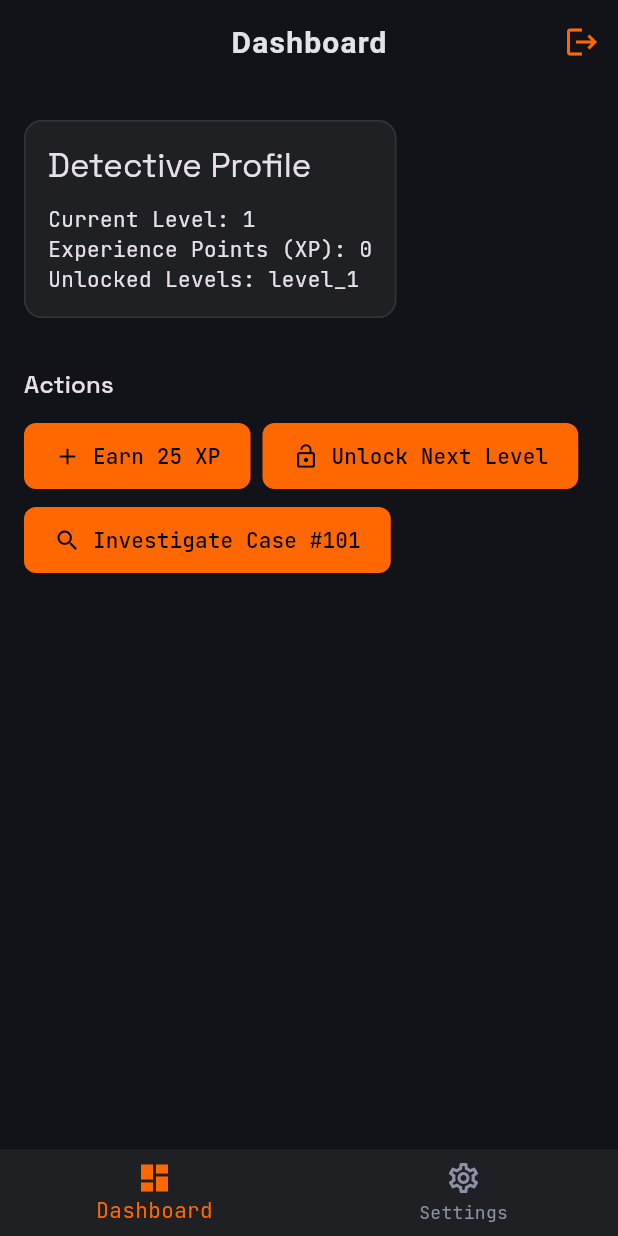
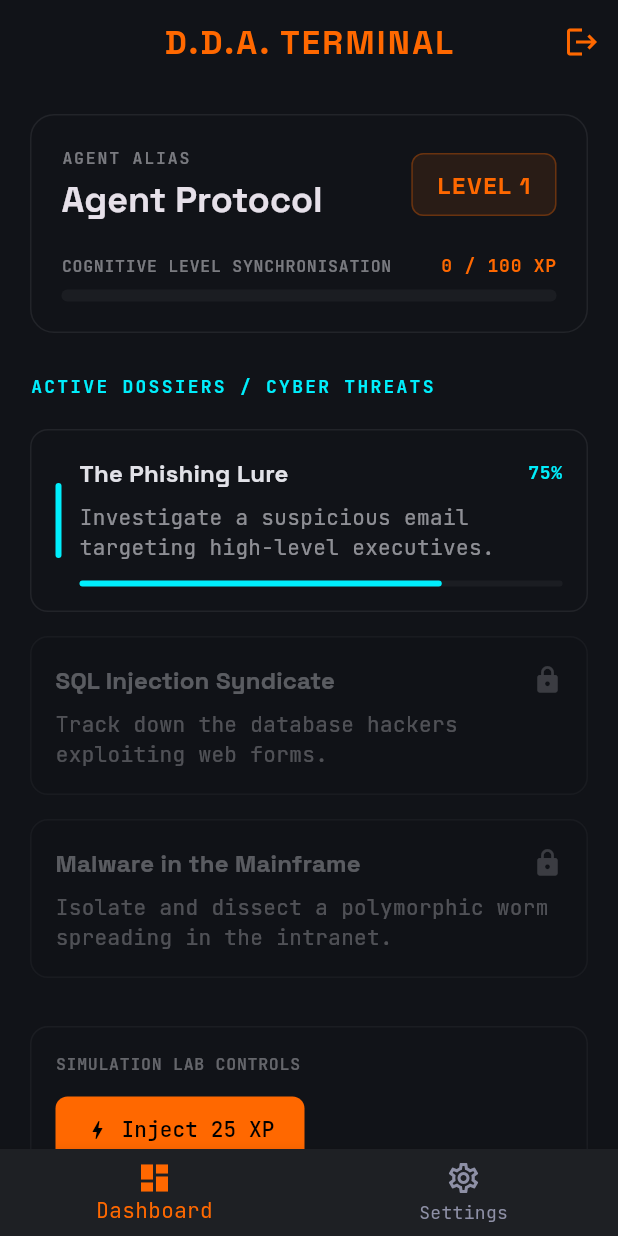
Before and after one commit to OAPraprara/digital_detective_academy, a Flutter app: the DashboardScreen screen opened by its route, after a tap on the "logout" icon, on a phone screen of 412 x 824 dp. Run offline on Flutter 3.47's test engine with Material 3 defaults, Android fonts, the phone set to English and light mode, and no system bars; our stand-ins replace flutter_riverpod, go_router, google_fonts, riverpod_annotation; generated files the repository leaves out were written again.

Commit message:
feat: implement learner dashboard screen and mockCasesProvider with glassmorphic cards

```diff
--- a/lib/features/cases/domain/cyber_case.dart
+++ b/lib/features/cases/domain/cyber_case.dart
@@ -9,6 +9,8 @@ class CyberCase {
   final CaseDifficulty difficulty;
   final List<CaseQuestion> questions;
   final bool isCompleted;
+  final int progressPercent;
+  final bool isLocked;
 
   const CyberCase({
     required this.id,
@@ -17,6 +19,8 @@ class CyberCase {
     required this.difficulty,
     required this.questions,
     this.isCompleted = false,
+    this.progressPercent = 0,
+    this.isLocked = false,
   });
 
   CyberCase copyWith({
@@ -26,6 +30,8 @@ class CyberCase {
     CaseDifficulty? difficulty,
     List<CaseQuestion>? questions,
     bool? isCompleted,
+    int? progressPercent,
+    bool? isLocked,
   }) {
     return CyberCase(
       id: id ?? this.id,
@@ -34,12 +40,14 @@ class CyberCase {
       difficulty: difficulty ?? this.difficulty,
       questions: questions ?? this.questions,
       isCompleted: isCompleted ?? this.isCompleted,
+      progressPercent: progressPercent ?? this.progressPercent,
+      isLocked: isLocked ?? this.isLocked,
     );
   }
 
   @override
   String toString() {
-    return 'CyberCase(id: $id, title: $title, description: $description, difficulty: $difficulty, questions: $questions, isCompleted: $isCompleted)';
+    return 'CyberCase(id: $id, title: $title, description: $description, difficulty: $difficulty, questions: $questions, isCompleted: $isCompleted, progressPercent: $progressPercent, isLocked: $isLocked)';
   }
 
   @override
@@ -50,11 +58,13 @@ class CyberCase {
         other.title == title &&
         other.description == description &&
         other.difficulty == difficulty &&
-        other.isCompleted == isCompleted;
+        other.isCompleted == isCompleted &&
+        other.progressPercent == progressPercent &&
+        other.isLocked == isLocked;
   }
 
   @override
   int get hashCode {
-    return Object.hash(id, title, description, difficulty, isCompleted);
+    return Object.hash(id, title, description, difficulty, isCompleted, progressPercent, isLocked);
   }
 }
--- /dev/null
+++ b/lib/features/cases/domain/mock_cases_provider.dart
@@ -0,0 +1,37 @@
+import 'package:riverpod_annotation/riverpod_annotation.dart';
+import 'cyber_case.dart';
+
+part 'mock_cases_provider.g.dart';
+
+@riverpod
+List<CyberCase> mockCases(MockCasesRef ref) {
+  return [
+    const CyberCase(
+      id: 'case_1',
+      title: 'The Phishing Lure',
+      description: 'Investigate a suspicious email targeting high-level executives.',
+      difficulty: CaseDifficulty.easy,
+      questions: [],
+      progressPercent: 75,
+      isLocked: false,
+    ),
+    const CyberCase(
+      id: 'case_2',
+      title: 'SQL Injection Syndicate',
+      description: 'Track down the database hackers exploiting web forms.',
+      difficulty: CaseDifficulty.medium,
+      questions: [],
+      progressPercent: 0,
+      isLocked: true,
+    ),
+    const CyberCase(
+      id: 'case_3',
+      title: 'Malware in the Mainframe',
+      description: 'Isolate and dissect a polymorphic worm spreading in the intranet.',
+      difficulty: CaseDifficulty.hard,
+      questions: [],
+      progressPercent: 0,
+      isLocked: true,
+    ),
+  ];
+}
--- a/lib/features/dashboard/presentation/dashboard_screen.dart
+++ b/lib/features/dashboard/presentation/dashboard_screen.dart
@@ -2,22 +2,41 @@ import 'package:flutter/material.dart';
 import 'package:flutter_riverpod/flutter_riverpod.dart';
 import 'package:go_router/go_router.dart';
 import '../../auth/presentation/auth_provider.dart';
+import '../../cases/domain/mock_cases_provider.dart';
 import '../../user_progression/presentation/user_progression_provider.dart';
+import 'widgets/cyber_case_card.dart';
 
 class DashboardScreen extends ConsumerWidget {
   const DashboardScreen({super.key});
 
   @override
   Widget build(BuildContext context, WidgetRef ref) {
+    final theme = Theme.of(context);
+    final colorScheme = theme.colorScheme;
+    final textTheme = theme.textTheme;
+
     final progression = ref.watch(userProgressionNotifierProvider);
+    final casesList = ref.watch(mockCasesProvider);
+
+    // XP calculation: 100 XP per level. Current progress within level is progression.xp % 100.
+    final int currentXpInLevel = progression.xp % 100;
+    const int xpNeededForNextLevel = 100;
+    final double xpProgressRatio = currentXpInLevel / xpNeededForNextLevel;
 
     return Scaffold(
       appBar: AppBar(
-        title: const Text('Dashboard'),
+        title: Text(
+          'D.D.A. TERMINAL',
+          style: textTheme.titleLarge?.copyWith(
+            color: colorScheme.primary,
+            fontWeight: FontWeight.bold,
+            letterSpacing: 1.5,
+          ),
+        ),
         actions: [
           IconButton(
             icon: const Icon(Icons.logout),
-            tooltip: 'Logout',
+            tooltip: 'Disconnect Session',
             onPressed: () {
               ref.read(authNotifierProvider.notifier).logout();
             },
@@ -25,60 +44,167 @@ class DashboardScreen extends ConsumerWidget {
         ],
       ),
       body: SingleChildScrollView(
-        padding: const EdgeInsets.all(16.0),
+        padding: const EdgeInsets.all(20.0),
         child: Column(
           crossAxisAlignment: CrossAxisAlignment.start,
           children: [
-            Card(
-              child: Padding(
+            // 2. Dashboard Header (Global State)
+            Container(
+              padding: const EdgeInsets.all(20.0),
+              decoration: BoxDecoration(
+                color: colorScheme.surface.withValues(alpha: 0.55),
+                borderRadius: BorderRadius.circular(16.0),
+                border: Border.all(
+                  color: colorScheme.onSurface.withValues(alpha: 0.08),
+                  width: 1.0,
+                ),
+              ),
+              child: Column(
+                crossAxisAlignment: CrossAxisAlignment.start,
+                children: [
+                  Row(
+                    mainAxisAlignment: MainAxisAlignment.spaceBetween,
+                    children: [
+                      Column(
+                        crossAxisAlignment: CrossAxisAlignment.start,
+                        children: [
+                          Text(
+                            'AGENT ALIAS',
+                            style: textTheme.labelSmall?.copyWith(
+                              color: colorScheme.onSurface.withValues(alpha: 0.5),
+                              letterSpacing: 1.2,
+                            ),
+                          ),
+                          const SizedBox(height: 4),
+                          Text(
+                            'Agent Protocol',
+                            style: textTheme.headlineSmall?.copyWith(
+                              fontWeight: FontWeight.bold,
+                            ),
+                          ),
+                        ],
+                      ),
+                      Container(
+                        padding: const EdgeInsets.symmetric(horizontal: 16, vertical: 8),
+                        decoration: BoxDecoration(
+                          color: colorScheme.primary.withValues(alpha: 0.1),
+                          borderRadius: BorderRadius.circular(8.0),
+                          border: Border.all(
+                            color: colorScheme.primary.withValues(alpha: 0.3),
+                            width: 1.0,
+                          ),
+                        ),
+                        child: Text(
+                          'LEVEL ${progression.currentLevel}',
+                          style: textTheme.titleMedium?.copyWith(
+                            color: colorScheme.primary,
+                            fontWeight: FontWeight.bold,
+                            letterSpacing: 1.0,
+                          ),
+                        ),
+                      ),
+                    ],
+                  ),
+                  const SizedBox(height: 20),
+                  Row(
+                    mainAxisAlignment: MainAxisAlignment.spaceBetween,
+                    children: [
+                      Text(
+                        'COGNITIVE LEVEL SYNCHRONISATION',
+                        style: textTheme.labelSmall?.copyWith(
+                          color: colorScheme.onSurface.withValues(alpha: 0.5),
+                        ),
+                      ),
+                      Text(
+                        '$currentXpInLevel / $xpNeededForNextLevel XP',
+                        style: textTheme.labelMedium?.copyWith(
+                          color: colorScheme.primary,
+                          fontWeight: FontWeight.bold,
+                        ),
+                      ),
+                    ],
+                  ),
+                  const SizedBox(height: 8),
+                  LinearProgressIndicator(
+                    value: xpProgressRatio,
+                    backgroundColor: colorScheme.onSurface.withValues(alpha: 0.05),
+                    color: colorScheme.primary, // Orange
+                    minHeight: 8,
+                    borderRadius: BorderRadius.circular(4),
+                  ),
+                ],
+              ),
+            ),
+
+            const SizedBox(height: 28),
+
+            // 3. Case List Header
+            Text(
+              'ACTIVE DOSSIERS / CYBER THREATS',
+              style: textTheme.labelMedium?.copyWith(
+                color: colorScheme.secondary,
+                letterSpacing: 1.5,
+                fontWeight: FontWeight.bold,
+              ),
+            ),
+            const SizedBox(height: 12),
+
+            // ListView of Cases
+            ListView.builder(
+              shrinkWrap: true,
+              physics: const NeverScrollableScrollPhysics(),
+              itemCount: casesList.length,
+              itemBuilder: (context, index) {
+                final cyberCase = casesList[index];
+                return CyberCaseCard(
+                  cyberCase: cyberCase,
+                  onTap: () {
+                    context.push('/case/${cyberCase.id}');
+                  },
+                );
+              },
+            ),
+
+            const SizedBox(height: 24),
+
+            // Interactive simulation section
+            Container(
               padding: const EdgeInsets.all(16.0),
+              decoration: BoxDecoration(
+                color: colorScheme.surface.withValues(alpha: 0.3),
+                borderRadius: BorderRadius.circular(12.0),
+                border: Border.all(
+                  color: colorScheme.onSurface.withValues(alpha: 0.05),
+                  style: BorderStyle.solid,
+                ),
+              ),
               child: Column(
                 crossAxisAlignment: CrossAxisAlignment.start,
                 children: [
                   Text(
-                      'Detective Profile',
-                      style: Theme.of(context).textTheme.titleLarge,
+                    'SIMULATION LAB CONTROLS',
+                    style: textTheme.labelSmall?.copyWith(
+                      color: colorScheme.onSurface.withValues(alpha: 0.4),
+                    ),
                   ),
                   const SizedBox(height: 12),
-                    Text('Current Level: ${progression.currentLevel}'),
-                    Text('Experience Points (XP): ${progression.xp}'),
-                    Text('Unlocked Levels: ${progression.unlockedLevelIds.join(', ')}'),
-                  ],
-                ),
-              ),
-            ),
-            const SizedBox(height: 24),
-            Text(
-              'Actions',
-              style: Theme.of(context).textTheme.titleMedium,
-            ),
-            const SizedBox(height: 12),
-            Wrap(
-              spacing: 8,
-              runSpacing: 8,
+                  Row(
                     children: [
                       ElevatedButton.icon(
                         onPressed: () {
                           ref.read(userProgressionNotifierProvider.notifier).addXp(25);
                         },
-                  icon: const Icon(Icons.add),
-                  label: const Text('Earn 25 XP'),
+                        icon: const Icon(Icons.bolt, size: 16),
+                        label: const Text('Inject 25 XP'),
+                        style: ElevatedButton.styleFrom(
+                          backgroundColor: colorScheme.primary,
+                          foregroundColor: Colors.black,
                         ),
-                ElevatedButton.icon(
-                  onPressed: () {
-                    ref.read(userProgressionNotifierProvider.notifier).unlockLevel('level_${progression.unlockedLevelIds.length + 1}');
-                  },
-                  icon: const Icon(Icons.lock_open),
-                  label: const Text('Unlock Next Level'),
-                ),
-                ElevatedButton.icon(
-                  onPressed: () {
-                    context.push('/case/case_101');
-                  },
-                  icon: const Icon(Icons.search),
-                  label: const Text('Investigate Case #101'),
                       ),
                     ],
+                  ),
+                ],
+              ),
             ),
           ],
         ),
--- /dev/null
+++ b/lib/features/dashboard/presentation/widgets/cyber_case_card.dart
@@ -0,0 +1,121 @@
+import 'package:flutter/material.dart';
+import '../../../cases/domain/cyber_case.dart';
+
+class CyberCaseCard extends StatelessWidget {
+  final CyberCase cyberCase;
+  final VoidCallback? onTap;
+
+  const CyberCaseCard({
+    super.key,
+    required this.cyberCase,
+    this.onTap,
+  });
+
+  @override
+  Widget build(BuildContext context) {
+    final theme = Theme.of(context);
+    final colorScheme = theme.colorScheme;
+    final textTheme = theme.textTheme;
+
+    final isUnlocked = !cyberCase.isLocked;
+
+    Widget cardContent = Container(
+      padding: const EdgeInsets.all(16.0),
+      decoration: BoxDecoration(
+        color: colorScheme.surface.withValues(alpha: 0.55),
+        borderRadius: BorderRadius.circular(12.0),
+        border: Border.all(
+          color: colorScheme.onSurface.withValues(alpha: 0.08),
+          width: 1.0,
+        ),
+      ),
+      child: Row(
+        children: [
+          // Active state left border accent (Cyan)
+          if (isUnlocked)
+            Container(
+              width: 4,
+              height: 50,
+              decoration: BoxDecoration(
+                color: colorScheme.secondary,
+                borderRadius: BorderRadius.circular(2),
+              ),
+            ),
+          if (isUnlocked) const SizedBox(width: 12),
+
+          Expanded(
+            child: Column(
+              crossAxisAlignment: CrossAxisAlignment.start,
+              children: [
+                Row(
+                  mainAxisAlignment: MainAxisAlignment.spaceBetween,
+                  children: [
+                    Expanded(
+                      child: Text(
+                        cyberCase.title,
+                        style: textTheme.titleMedium?.copyWith(
+                          fontWeight: FontWeight.bold,
+                          color: isUnlocked ? colorScheme.onSurface : colorScheme.onSurface.withValues(alpha: 0.7),
+                        ),
+                      ),
+                    ),
+                    if (!isUnlocked)
+                      Icon(
+                        Icons.lock,
+                        color: colorScheme.onSurface.withValues(alpha: 0.4),
+                        size: 20,
+                      )
+                    else if (cyberCase.progressPercent > 0)
+                      Text(
+                        '${cyberCase.progressPercent}%',
+                        style: textTheme.labelMedium?.copyWith(
+                          color: colorScheme.secondary,
+                          fontWeight: FontWeight.bold,
+                        ),
+                      ),
+                  ],
+                ),
+                const SizedBox(height: 8),
+                Text(
+                  cyberCase.description,
+                  style: textTheme.bodyMedium?.copyWith(
+                    color: colorScheme.onSurface.withValues(alpha: 0.6),
+                  ),
+                ),
+                if (isUnlocked && cyberCase.progressPercent > 0) ...[
+                  const SizedBox(height: 12),
+                  LinearProgressIndicator(
+                    value: cyberCase.progressPercent / 100,
+                    backgroundColor: colorScheme.onSurface.withValues(alpha: 0.05),
+                    color: colorScheme.secondary,
+                    minHeight: 4,
+                    borderRadius: BorderRadius.circular(2),
+                  ),
+                ],
+              ],
+            ),
+          ),
+        ],
+      ),
+    );
+
+    if (!isUnlocked) {
+      return Padding(
+        padding: const EdgeInsets.symmetric(vertical: 8.0),
+        child: Opacity(
+          opacity: 0.5,
+          child: cardContent,
+        ),
+      );
+    }
+
+    return Padding(
+      padding: const EdgeInsets.symmetric(vertical: 8.0),
+      child: InkWell(
+        onTap: onTap,
+        borderRadius: BorderRadius.circular(12.0),
+        child: cardContent,
+      ),
+    );
+  }
+}
```
Also changed, not shown: lib/features/cases/domain/mock_cases_provider.g.dart (added). Lines whose indentation alone changed are shown as unchanged.
